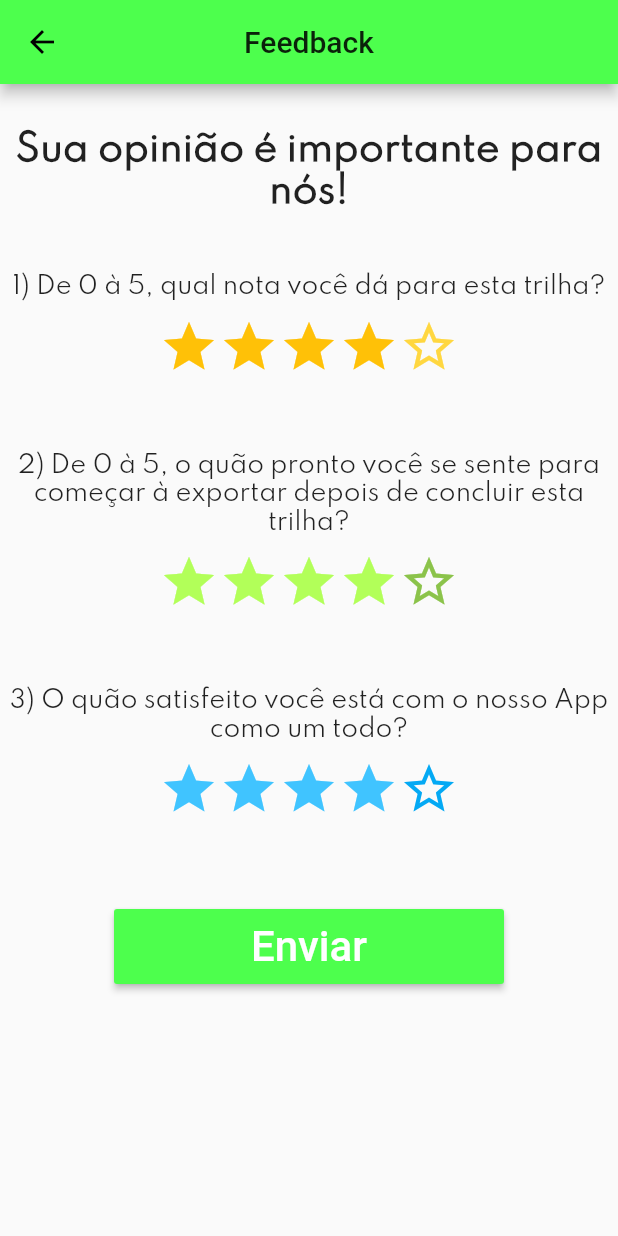
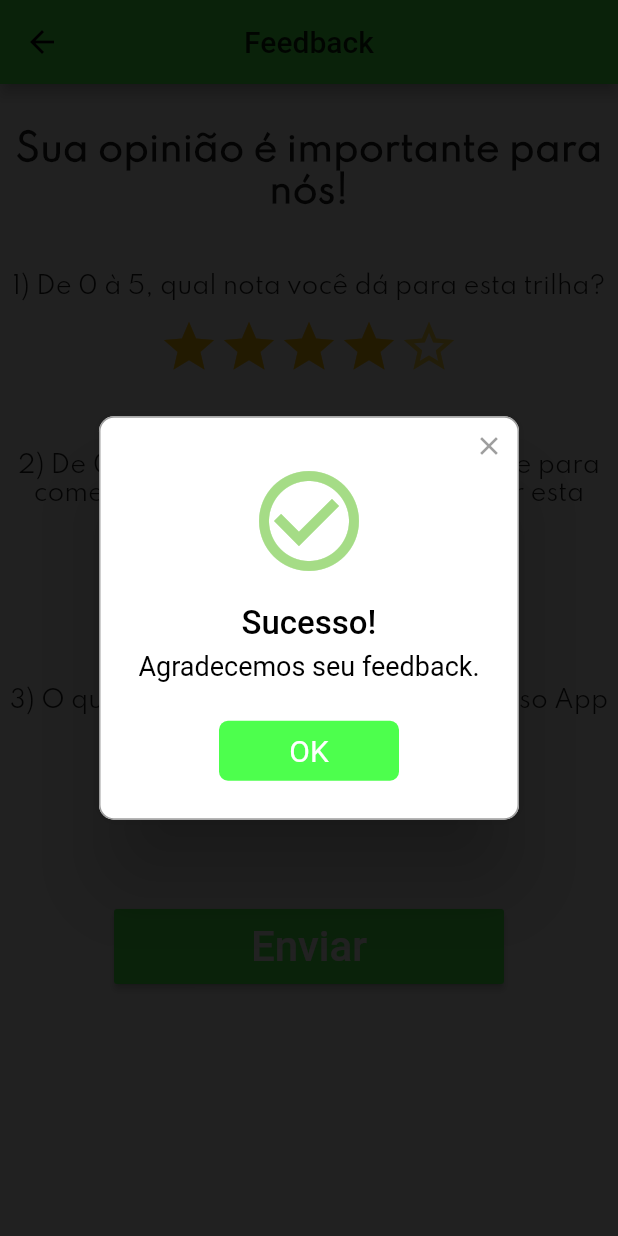
Before and after one commit to gutovesco/Apex_Plus, a Flutter app: the FeedbackPage screen opened directly, after a tap on "Enviar", on a phone screen of 412 x 824 dp. Run offline on Flutter 3.47's test engine with Material 2 defaults, Android fonts, the phone set to English and light mode, and no system bars; drawn by our look-alikes of rflutter_alert, smooth_star_rating; our stand-ins replace clay_containers, curved_navigation_bar, flutter_neumorphic, font_awesome_flutter, google_fonts, gradient_app_bar and 3 more; missing offline and left inert: dropdownfield, expansion_card, flutter_showcase; project files that could hold a hidden picture were left out.

Commit message:
a couple of improvements

```diff
--- a/lib/pages/conteudos/feedback.dart
+++ b/lib/pages/conteudos/feedback.dart
@@ -1,5 +1,6 @@
 import 'package:flutter/material.dart';
 import 'package:smooth_star_rating/smooth_star_rating.dart';
+import 'package:rflutter_alert/rflutter_alert.dart';
 
 class FeedbackPage extends StatelessWidget {
   @override
@@ -97,7 +98,28 @@ class FeedbackPage extends StatelessWidget {
                 borderRadius: BorderRadius.circular(90),
               ),
               child: RaisedButton(
-                onPressed: () {},
+                onPressed: () {
+                  Alert(
+                    context: context,
+                    type: AlertType.success,
+                    title: "Sucesso!",
+                    desc: "Agradecemos seu feedback.",
+                    buttons: [
+                      DialogButton(
+                        color: const Color(0xFF4dff4d),
+                        child: Text(
+                          "OK",
+                          style: TextStyle(color: Colors.white, fontSize: 20),
+                        ),
+                        onPressed: () {
+                          Navigator.pop(context);
+                          Navigator.pop(context);
+                        },
+                        width: 120,
+                      )
+                    ],
+                  ).show();
+                },
                 color: const Color(0xFF4dff4d),
                 child: Center(
                   child: Text(
--- a/lib/pages/cursos.dart
+++ b/lib/pages/cursos.dart
@@ -22,7 +22,7 @@ class _HeaderCursos extends StatelessWidget {
                 child: Text(
                   'Cursos Premium',
                   textAlign: TextAlign.center,
-                  style: GoogleFonts.architectsDaughter(
+                  style: TextStyle(
                     fontSize: 26,
                     color: Colors.yellow,
                     fontWeight: FontWeight.bold,
--- a/pubspec.yaml
+++ b/pubspec.yaml
@@ -33,6 +33,7 @@ dev_dependencies:
   flutter_showcase:
   chewie:
   video_player:
+  rflutter_alert: ^1.0.3
 
 flutter:
 
@@ -43,6 +44,8 @@ flutter:
       - assets/login_logo.png
       - images/
       - assets/img/argentina.png
+      - assets/img/jubileu.png
+      - assets/img/mariazinha.png
 
   fonts:
     - family: TitleFont
```
Also changed, not shown: lib/pages/conteudos/videoaula_one.dart (+19 -20 lines), lib/pages/conteudos/videoaula_three.dart (+19 -20 lines), lib/pages/conteudos/videoaula_two.dart (+19 -20 lines), assets/img/jubileu.png (added), assets/img/mariazinha.png (added), pubspec.lock.
